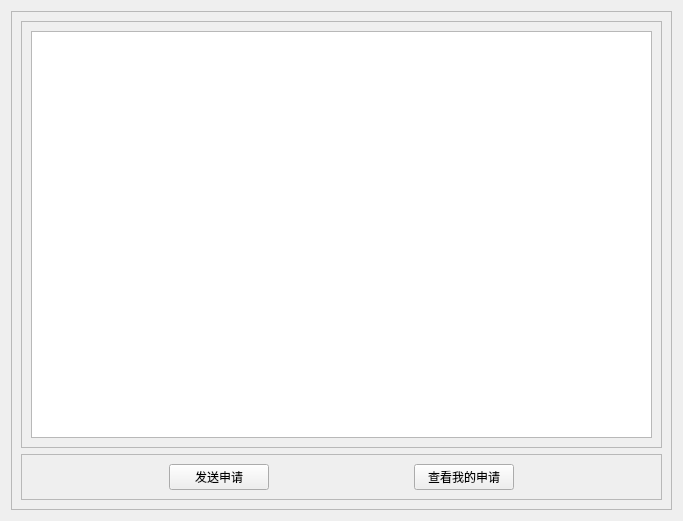
First picture: the form in view/bookingService/rent.ui, repository JunWang666/LabNexus, before the edit.
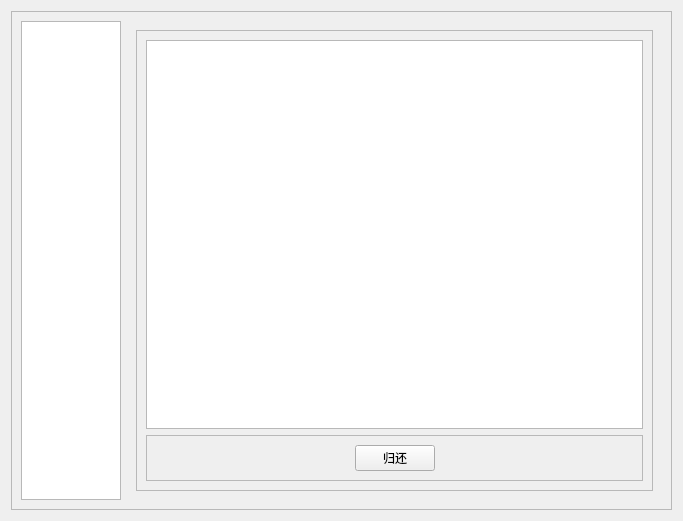
Second picture: the form after the edit. The open tabs and pages were chosen to show the change.

```diff
--- a/view/bookingService/rent.ui
+++ b/view/bookingService/rent.ui
@@ -22,6 +22,32 @@
      <property name="frameShadow">
       <enum>QFrame::Shadow::Raised</enum>
      </property>
+     <layout class="QHBoxLayout" name="horizontalLayout_2">
+      <item>
+       <widget class="QListWidget" name="listWidget">
+        <property name="maximumSize">
+         <size>
+          <width>100</width>
+          <height>16777215</height>
+         </size>
+        </property>
+       </widget>
+      </item>
+      <item>
+       <widget class="QStackedWidget" name="stackedWidget">
+        <property name="currentIndex">
+         <number>0</number>
+        </property>
+        <widget class="QWidget" name="sendPage">
+         <layout class="QVBoxLayout" name="verticalLayout_4">
+          <item>
+           <widget class="QFrame" name="frame_4">
+            <property name="frameShape">
+             <enum>QFrame::Shape::StyledPanel</enum>
+            </property>
+            <property name="frameShadow">
+             <enum>QFrame::Shadow::Raised</enum>
+            </property>
      <layout class="QVBoxLayout" name="verticalLayout_3">
       <item>
        <widget class="QFrame" name="frame_2">
@@ -113,6 +139,96 @@
           </spacer>
          </item>
         </layout>
+              </widget>
+             </item>
+            </layout>
+           </widget>
+          </item>
+         </layout>
+        </widget>
+        <widget class="QWidget" name="rapairPage">
+         <layout class="QVBoxLayout" name="verticalLayout_5">
+          <item>
+           <widget class="QFrame" name="frame_5">
+            <property name="frameShape">
+             <enum>QFrame::Shape::StyledPanel</enum>
+            </property>
+            <property name="frameShadow">
+             <enum>QFrame::Shadow::Raised</enum>
+            </property>
+            <layout class="QVBoxLayout" name="verticalLayout_6">
+             <item>
+              <widget class="QTableView" name="repairTableView"/>
+             </item>
+            </layout>
+           </widget>
+          </item>
+         </layout>
+        </widget>
+        <widget class="QWidget" name="returnPage">
+         <layout class="QVBoxLayout" name="verticalLayout_7">
+          <item>
+           <widget class="QFrame" name="frame_6">
+            <property name="frameShape">
+             <enum>QFrame::Shape::StyledPanel</enum>
+            </property>
+            <property name="frameShadow">
+             <enum>QFrame::Shadow::Raised</enum>
+            </property>
+            <layout class="QVBoxLayout" name="verticalLayout_8">
+             <item>
+              <widget class="QTableView" name="tableView"/>
+             </item>
+             <item>
+              <widget class="QFrame" name="frame_7">
+               <property name="frameShape">
+                <enum>QFrame::Shape::StyledPanel</enum>
+               </property>
+               <property name="frameShadow">
+                <enum>QFrame::Shadow::Raised</enum>
+               </property>
+               <layout class="QHBoxLayout" name="horizontalLayout_3">
+                <item>
+                 <spacer name="horizontalSpacer_5">
+                  <property name="orientation">
+                   <enum>Qt::Orientation::Horizontal</enum>
+                  </property>
+                  <property name="sizeHint" stdset="0">
+                   <size>
+                    <width>40</width>
+                    <height>20</height>
+                   </size>
+                  </property>
+                 </spacer>
+                </item>
+                <item>
+                 <widget class="QPushButton" name="btnReturn">
+                  <property name="text">
+                   <string>归还</string>
+                  </property>
+                 </widget>
+                </item>
+                <item>
+                 <spacer name="horizontalSpacer_4">
+                  <property name="orientation">
+                   <enum>Qt::Orientation::Horizontal</enum>
+                  </property>
+                  <property name="sizeHint" stdset="0">
+                   <size>
+                    <width>40</width>
+                    <height>20</height>
+                   </size>
+                  </property>
+                 </spacer>
+                </item>
+               </layout>
+              </widget>
+             </item>
+            </layout>
+           </widget>
+          </item>
+         </layout>
+        </widget>
        </widget>
       </item>
      </layout>
```
Lines whose indentation alone changed are shown as unchanged.
